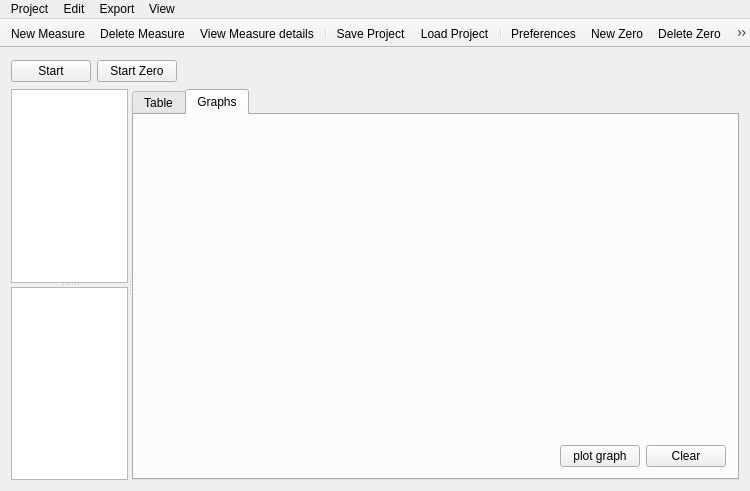
First picture: the form in aeroistwindow.ui, repository froque/AeroIST, before the edit.
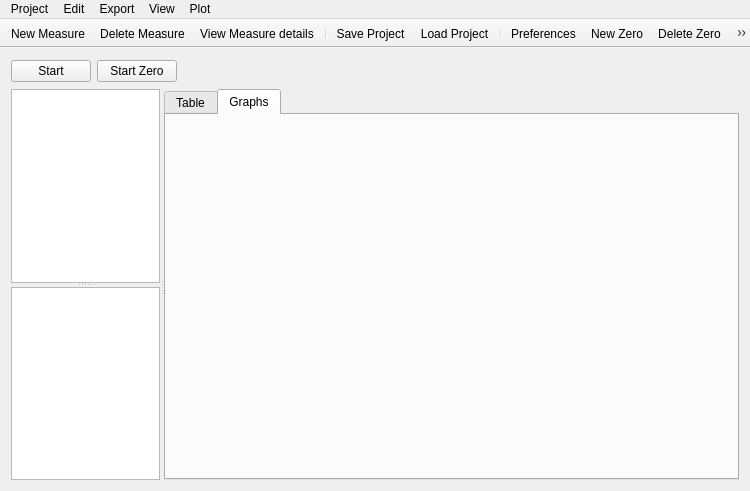
Second picture: the form after the edit. The open tabs and pages were chosen to show the change. Custom widgets are drawn as their Qt base class.

Commit message: - added new plot and delete plot classes  - added plot actions  - removed plot buttons  - move some functions around in aeroistwindow.cpp to better organization

Diff of the .ui file:
```diff
--- a/aeroistwindow.ui
+++ b/aeroistwindow.ui
@@ -130,37 +130,6 @@
          <item>
           <widget class="QwtPlot" name="qwtPlot"/>
          </item>
-         <item>
-          <layout class="QHBoxLayout" name="horizontalLayout">
-           <item>
-            <spacer name="horizontalSpacer">
-             <property name="orientation">
-              <enum>Qt::Horizontal</enum>
-             </property>
-             <property name="sizeHint" stdset="0">
-              <size>
-               <width>186</width>
-               <height>20</height>
-              </size>
-             </property>
-            </spacer>
-           </item>
-           <item>
-            <widget class="QPushButton" name="GraphButton">
-             <property name="text">
-              <string>plot graph</string>
-             </property>
-            </widget>
-           </item>
-           <item>
-            <widget class="QPushButton" name="ClearButton">
-             <property name="text">
-              <string>Clear</string>
-             </property>
-            </widget>
-           </item>
-          </layout>
-         </item>
         </layout>
        </widget>
       </widget>
@@ -213,11 +182,21 @@
     <addaction name="actionToolbar"/>
     <addaction name="actionMeasure_List"/>
     <addaction name="actionZero_List"/>
+    <addaction name="actionPlot_Legend"/>
+   </widget>
+   <widget class="QMenu" name="menuPlot">
+    <property name="title">
+     <string>Plot</string>
+    </property>
+    <addaction name="actionNew_Curve"/>
+    <addaction name="actionDelete_Curve"/>
+    <addaction name="actionClear_Plot"/>
    </widget>
    <addaction name="menuProject"/>
    <addaction name="menuEdit"/>
    <addaction name="menuExport"/>
    <addaction name="menuView"/>
+   <addaction name="menuPlot"/>
   </widget>
   <widget class="QToolBar" name="toolBar">
    <property name="windowTitle">
```
Left out of the diff: 31 changed lines with no effect on the pictures. The commit also changes 12 other files.
